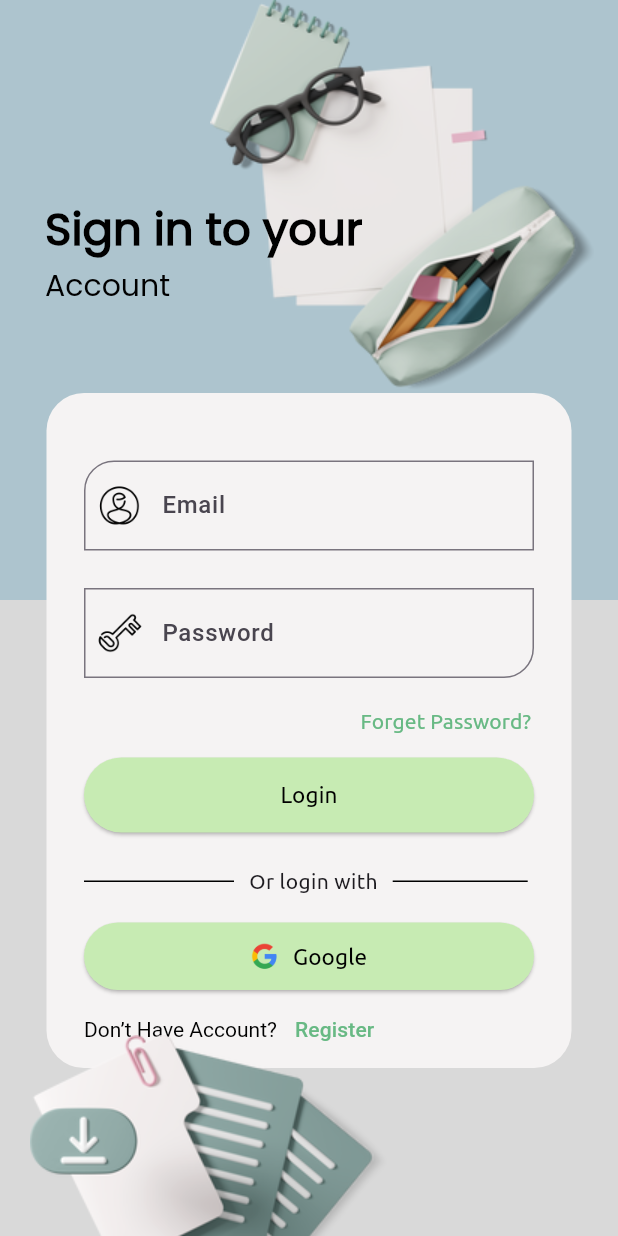
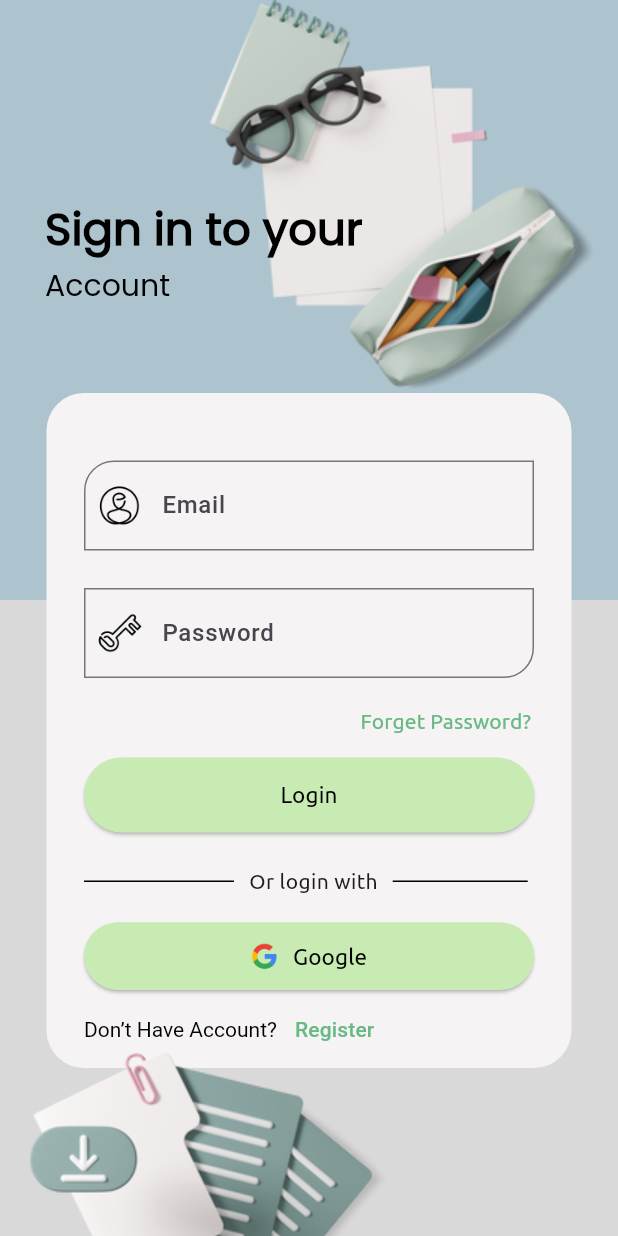
Before and after one commit to SatriaAkbarRizki/noteplan, a Flutter app: the screen it shows after launch, on a phone screen of 412 x 824 dp. Run offline on Flutter 3.47's test engine with Material 3 defaults, Android fonts, the phone set to English and light mode, and no system bars; our stand-ins replace firebase_auth, firebase_core, firebase_database, firebase_storage, flutter_cache_manager, google_sign_in and 2 more; accounts and stored records are empty; Roboto replaces fonts that are missing (wixmadefor).

Commit message:
responsive app

```diff
--- /dev/null
+++ b/lib/responsive/myresponsive.dart
@@ -0,0 +1,19 @@
+import 'package:flutter/material.dart';
+
+class MyResponsive {
+  MediaQueryData mediaQueryData(BuildContext context) {
+    return MediaQuery.of(context);
+  }
+
+  Size size(BuildContext context) {
+    return mediaQueryData(context).size;
+  }
+
+  double width(BuildContext context) {
+    return size(context).width;
+  }
+
+  double height(BuildContext context) {
+    return size(context).height;
+  }
+}
--- a/lib/view/page/login/reset_password.dart
+++ b/lib/view/page/login/reset_password.dart
@@ -3,6 +3,7 @@ import 'package:flutter/material.dart';
 import 'package:noteplan/auth/authemail.dart';
 import 'package:noteplan/color/colors.dart';
 import 'package:noteplan/color/mytheme.dart';
+import 'package:noteplan/responsive/myresponsive.dart';
 
 class ResetPass extends StatefulWidget {
   const ResetPass({super.key});
@@ -149,7 +150,7 @@ class _ResetPassState extends State<ResetPass> {
                         ))),
                 Positioned(
                     left: 20,
-                    top: 670,
+                    top: MyResponsive().height(context) / 2 + 260,
                     child: Image.asset(
                       "assets/logo/notes2.png",
                     )),
--- a/lib/view/page/login/sign_in.dart
+++ b/lib/view/page/login/sign_in.dart
@@ -9,6 +9,7 @@ import 'package:noteplan/color/colors.dart';
 import 'package:noteplan/color/mytheme.dart';
 import 'package:noteplan/main.dart';
 import 'package:noteplan/local/saveuid.dart';
+import 'package:noteplan/responsive/myresponsive.dart';
 
 class SignIn extends StatefulWidget {
   const SignIn({super.key});
@@ -63,7 +64,10 @@ class _SignInState extends State<SignIn> {
 
   @override
   Widget build(BuildContext context) {
+    final sizeDevice = MediaQuery.of(context).size;
     debugPrint('Status Account Google: $currentUser');
+    debugPrint(
+        'size in sign in, heigth:${sizeDevice.height} and width: ${sizeDevice.width}');
     return Theme(
       data: MyTheme().signTheme,
       child: Builder(builder: (context) {
@@ -218,7 +222,7 @@ class _SignInState extends State<SignIn> {
                     ]))),
                 Positioned(
                     left: 20,
-                    top: 690,
+                    top: MyResponsive().height(context) / 2 + 290,
                     child: Image.asset(
                       "assets/logo/notes2.png",
                     )),
--- a/lib/view/page/login/sign_up.dart
+++ b/lib/view/page/login/sign_up.dart
@@ -4,6 +4,8 @@ import 'package:flutter/material.dart';
 import 'package:noteplan/auth/authemail.dart';
 import 'package:noteplan/color/colors.dart';
 import 'package:noteplan/color/mytheme.dart';
+
+import '../../../responsive/myresponsive.dart';
 
 class SignUpEmail extends StatefulWidget {
   const SignUpEmail({super.key});
@@ -166,7 +168,7 @@ class _SignUpEmailState extends State<SignUpEmail> {
                         ))),
                 Positioned(
                     left: 20,
-                    top: 670,
+                    top: MyResponsive().height(context) / 2 + 260,
                     child: Image.asset(
                       "assets/logo/notes2.png",
                     )),
```
Also changed, not shown: lib/view/page/home/addnote.dart (+13 -25 lines), lib/view/page/home/viewnote.dart (+12 -22 lines), lib/widget/custom_logout.dart (+5 -3 lines).
